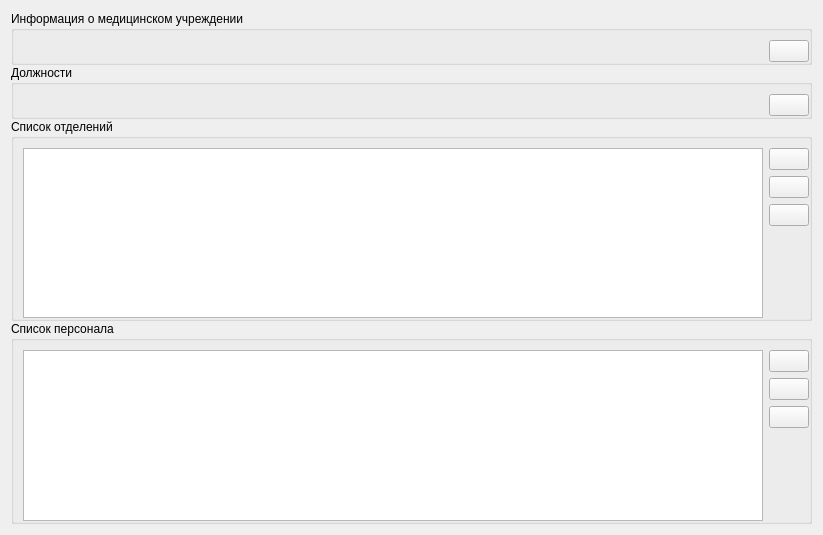
First picture: the form in msystem/src/departments/maindepartmentswidget.ui, repository megakoko/m-system, before the edit.
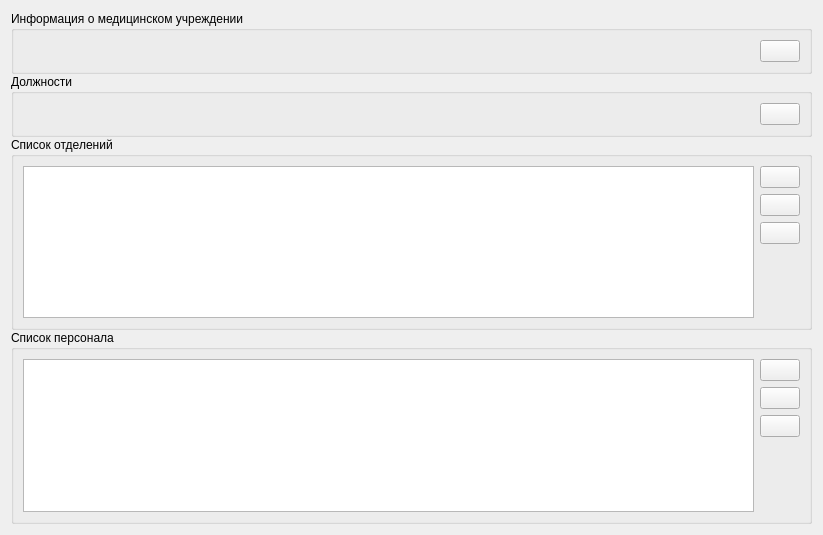
Second picture: the form after the edit. Icons and pictures are not drawn.

Commit message: Изменил padding в виджете информации о мед. учреждении.

The edit to the form file:
```diff
--- a/msystem/src/departments/maindepartmentswidget.ui
+++ b/msystem/src/departments/maindepartmentswidget.ui
@@ -23,12 +23,6 @@
       <string>Информация о медицинском учреждении</string>
      </property>
      <layout class="QHBoxLayout" name="horizontalLayout_3">
-      <property name="rightMargin">
-       <number>0</number>
-      </property>
-      <property name="bottomMargin">
-       <number>0</number>
-      </property>
       <item>
        <widget class="QLabel" name="m_healthFacilityInformation">
         <property name="sizePolicy">
@@ -62,12 +56,6 @@
       <string>Должности</string>
      </property>
      <layout class="QHBoxLayout" name="horizontalLayout_4">
-      <property name="rightMargin">
-       <number>0</number>
-      </property>
-      <property name="bottomMargin">
-       <number>0</number>
-      </property>
       <item>
        <widget class="QLabel" name="m_positionsInformation">
         <property name="sizePolicy">
@@ -98,12 +86,6 @@
       <string>Список отделений</string>
      </property>
      <layout class="QHBoxLayout" name="horizontalLayout_2">
-      <property name="rightMargin">
-       <number>0</number>
-      </property>
-      <property name="bottomMargin">
-       <number>0</number>
-      </property>
       <item>
        <widget class="QTableView" name="m_departmentTable">
         <property name="selectionBehavior">
@@ -170,12 +152,6 @@
       <string>Список персонала</string>
      </property>
      <layout class="QHBoxLayout" name="horizontalLayout">
-      <property name="rightMargin">
-       <number>0</number>
-      </property>
-      <property name="bottomMargin">
-       <number>0</number>
-      </property>
       <item>
        <widget class="QTableView" name="m_staffTable">
         <property name="selectionBehavior">
```
Left out of the diff: 3 changed lines with no effect on the pictures.
